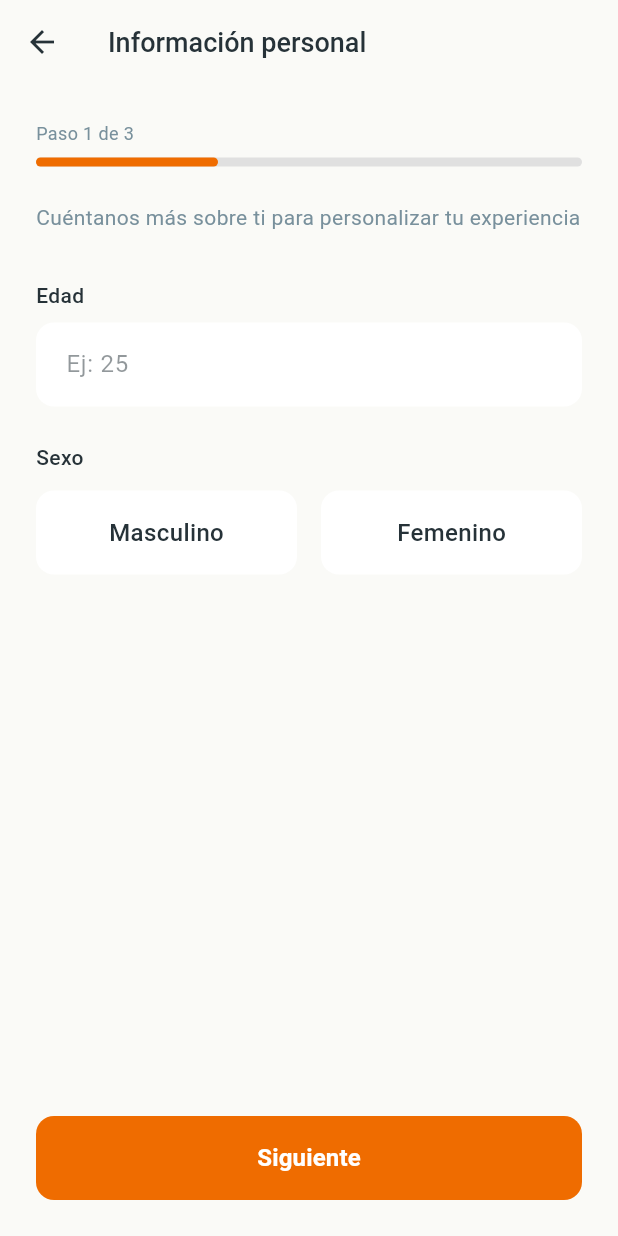
After one commit to elisu1900/flutter_final, a Flutter app: the PersonalInfoScreen screen opened by its route, on a phone screen of 412 x 824 dp. The commit adds this screen. Run offline on Flutter 3.47's test engine with Material 3 defaults, Android fonts, the phone set to English and light mode, and no system bars; our stand-ins replace firebase_core; accounts and stored records are empty.

Commit message:
add: register screens

```diff
--- a/lib/routes/routes.dart
+++ b/lib/routes/routes.dart
@@ -1,20 +1,23 @@
 import 'package:flutter/material.dart';
 import 'package:flutter_final_app/screens/login_screen.dart';
 import 'package:flutter_final_app/screens/splash_screen.dart';
-
-// Importa tus pantallas
-
+import 'package:flutter_final_app/screens/register_screen.dart';
+import 'package:flutter_final_app/screens/personal_information_screen.dart';
+import 'package:flutter_final_app/screens/body_measures_screen.dart';
 
 class AppRoutes {
-  // Nombres de rutas
   static const String splash = '/';
   static const String login = './login';
+  static const String register = '/register';
+  static const String register2 = '/register2';
+  static const String register3 = '/register3';
 
-  // Mapa de rutas
   static final Map<String, WidgetBuilder> routes = {
     login: (context) => const LoginScreen(),
     splash: (context) => const SplashScreen(),
-
+    register: (context) => const RegisterScreen(),
+    register2: (context) => const PersonalInfoScreen(),
+    register3: (context) => const BodyMeasuresScreen(),
 
   };
 }
--- /dev/null
+++ b/lib/screens/personal_information_screen.dart
@@ -0,0 +1,217 @@
+import 'package:flutter/material.dart';
+import 'package:flutter_final_app/styles/app_colors.dart';
+
+class PersonalInfoScreen extends StatefulWidget {
+  const PersonalInfoScreen({super.key});
+
+  @override
+  State<PersonalInfoScreen> createState() => _PersonalInfoScreenState();
+}
+
+class _PersonalInfoScreenState extends State<PersonalInfoScreen> {
+  final _ageController = TextEditingController();
+  String? _selectedGender; // 'masculino' o 'femenino'
+
+  @override
+  void dispose() {
+    _ageController.dispose();
+    super.dispose();
+  }
+
+  @override
+  Widget build(BuildContext context) {
+    return Scaffold(
+      backgroundColor: AppColors.background,
+      appBar: AppBar(
+        backgroundColor: AppColors.background,
+        elevation: 0,
+        leading: IconButton(
+          icon: const Icon(Icons.arrow_back, color: AppColors.primaryTextColor),
+          onPressed: () {
+            Navigator.pop(context);
+          },
+        ),
+        title: const Text(
+          'Información personal',
+          style: TextStyle(
+            color: AppColors.primaryTextColor,
+            fontSize: 18,
+            fontWeight: FontWeight.w500,
+          ),
+        ),
+      ),
+      body: SafeArea(
+        child: Padding(
+          padding: const EdgeInsets.all(24.0),
+          child: Column(
+            crossAxisAlignment: CrossAxisAlignment.start,
+            children: [
+              // Indicador de progreso
+              const Text(
+                'Paso 1 de 3',
+                style: TextStyle(
+                  fontSize: 12,
+                  color: AppColors.secondaryTextColor,
+                ),
+              ),
+              const SizedBox(height: 8),
+              LinearProgressIndicator(
+                value: 1 / 3,
+                backgroundColor: const Color(0xFFE0E0E0),
+                valueColor: const AlwaysStoppedAnimation<Color>(AppColors.primary),
+                minHeight: 6,
+                borderRadius: BorderRadius.circular(3),
+              ),
+              const SizedBox(height: 24),
+
+              const Text(
+                'Cuéntanos más sobre ti para personalizar tu experiencia',
+                style: TextStyle(
+                  fontSize: 14,
+                  color: AppColors.secondaryTextColor,
+                ),
+              ),
+              const SizedBox(height: 32),
+
+              // Campo de edad
+              const Text(
+                'Edad',
+                style: TextStyle(
+                  fontSize: 14,
+                  color: AppColors.primaryTextColor,
+                  fontWeight: FontWeight.w500,
+                ),
+              ),
+              const SizedBox(height: 8),
+              TextField(
+                controller: _ageController,
+                keyboardType: TextInputType.number,
+                decoration: InputDecoration(
+                  hintText: 'Ej: 25',
+                  hintStyle: TextStyle(
+                    color: AppColors.primaryTextColor.withAlpha(128),
+                  ),
+                  filled: true,
+                  fillColor: Colors.white,
+                  border: OutlineInputBorder(
+                    borderRadius: BorderRadius.circular(12),
+                    borderSide: BorderSide.none,
+                  ),
+                  contentPadding: const EdgeInsets.symmetric(
+                    horizontal: 16,
+                    vertical: 16,
+                  ),
+                ),
+              ),
+              const SizedBox(height: 24),
+
+              // Selector de sexo
+              const Text(
+                'Sexo',
+                style: TextStyle(
+                  fontSize: 14,
+                  color: AppColors.primaryTextColor,
+                  fontWeight: FontWeight.w500,
+                ),
+              ),
+              const SizedBox(height: 12),
+              Row(
+                children: [
+                  Expanded(
+                    child: GestureDetector(
+                      onTap: () {
+                        setState(() {
+                          _selectedGender = 'masculino';
+                        });
+                      },
+                      child: Container(
+                        height: 56,
+                        decoration: BoxDecoration(
+                          color: _selectedGender == 'masculino'
+                              ? AppColors.primary
+                              : Colors.white,
+                          borderRadius: BorderRadius.circular(12),
+                        ),
+                        child: Center(
+                          child: Text(
+                            'Masculino',
+                            style: TextStyle(
+                              fontSize: 16,
+                              fontWeight: FontWeight.w500,
+                              color: _selectedGender == 'masculino'
+                                  ? Colors.white
+                                  : AppColors.primaryTextColor,
+                            ),
+                          ),
+                        ),
+                      ),
+                    ),
+                  ),
+                  const SizedBox(width: 16),
+                  Expanded(
+                    child: GestureDetector(
+                      onTap: () {
+                        setState(() {
+                          _selectedGender = 'femenino';
+                        });
+                      },
+                      child: Container(
+                        height: 56,
+                        decoration: BoxDecoration(
+                          color: _selectedGender == 'femenino'
+                              ? AppColors.primary
+                              : Colors.white,
+                          borderRadius: BorderRadius.circular(12),
+                        ),
+                        child: Center(
+                          child: Text(
+                            'Femenino',
+                            style: TextStyle(
+                              fontSize: 16,
+                              fontWeight: FontWeight.w500,
+                              color: _selectedGender == 'femenino'
+                                  ? Colors.white
+                                  : AppColors.primaryTextColor,
+                            ),
+                          ),
+                        ),
+                      ),
+                    ),
+                  ),
+                ],
+              ),
+
+              const Spacer(),
+
+              // Botón siguiente
+              SizedBox(
+                width: double.infinity,
+                height: 56,
+                child: ElevatedButton(
+                  onPressed: () {
+                    // Acción vacía por ahora
+                  },
+                  style: ElevatedButton.styleFrom(
+                    backgroundColor: AppColors.primary,
+                    shape: RoundedRectangleBorder(
+                      borderRadius: BorderRadius.circular(12),
+                    ),
+                    elevation: 0,
+                  ),
+                  child: const Text(
+                    'Siguiente',
+                    style: TextStyle(
+                      fontSize: 16,
+                      fontWeight: FontWeight.w600,
+                      color: AppColors.buttonTextColors,
+                    ),
+                  ),
+                ),
+              ),
+            ],
+          ),
+        ),
+      ),
+    );
+  }
+}
```
Also changed, not shown: lib/screens/body_measures_screen.dart (added, +173 -0 lines), lib/screens/goal_activity_screen.dart (added, +291 -0 lines), lib/screens/register_screen.dart (renamed from lib/screens/register_first_screen.dart).
